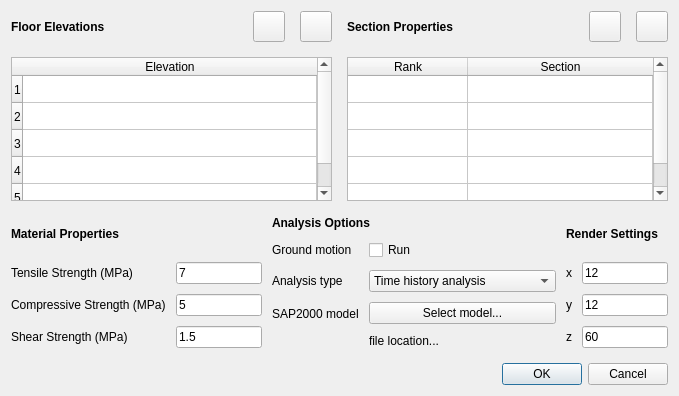
This is resources/UI/autobuilder_projectsettings_v1.ui in UofT-Seismic-Design-Team/Autobuilder-3.0 as Qt 5 draws it before an edit. The edited form follows.
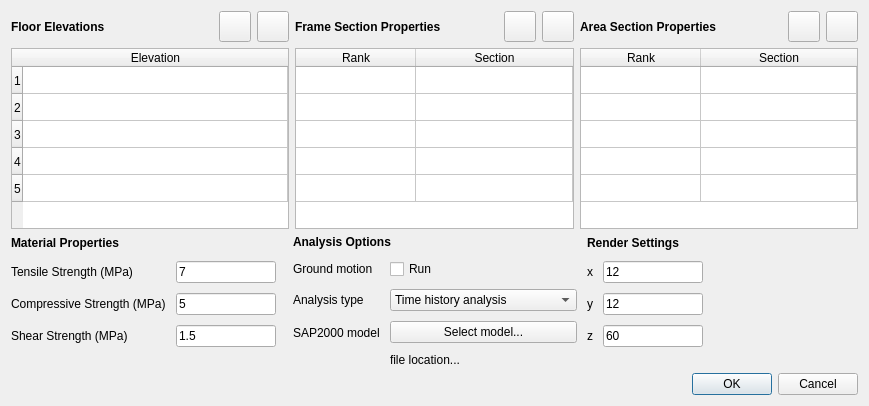
This is the edited form.

The edit to the form file:
```diff
--- a/resources/UI/autobuilder_projectsettings_v1.ui
+++ b/resources/UI/autobuilder_projectsettings_v1.ui
@@ -6,21 +6,18 @@
    <rect>
     <x>0</x>
     <y>0</y>
-    <width>679</width>
-    <height>396</height>
+    <width>869</width>
+    <height>406</height>
    </rect>
   </property>
   <property name="windowTitle">
    <string>Project Settings</string>
   </property>
-  <layout class="QVBoxLayout" name="verticalLayout_6">
-   <property name="spacing">
-    <number>15</number>
-   </property>
+  <layout class="QVBoxLayout" name="verticalLayout">
    <item>
-    <layout class="QHBoxLayout" name="horizontalLayout_3">
+    <layout class="QHBoxLayout" name="horizontalLayout_5">
      <item>
-      <layout class="QVBoxLayout" name="verticalLayout">
+      <layout class="QVBoxLayout" name="floorElev_layout">
        <item>
         <layout class="QHBoxLayout" name="horizontalLayout">
          <item>
@@ -138,7 +135,7 @@
             </font>
            </property>
            <property name="text">
-            <string>Section Properties</string>
+            <string>Frame Section Properties</string>
            </property>
           </widget>
          </item>
@@ -235,6 +232,115 @@
        </item>
       </layout>
      </item>
+     <item>
+      <layout class="QVBoxLayout" name="areaSectionProp_layout">
+       <item>
+        <layout class="QHBoxLayout" name="horizontalLayout_3">
+         <item>
+          <widget class="QLabel" name="areaSectionProp_title">
+           <property name="font">
+            <font>
+             <bold>true</bold>
+            </font>
+           </property>
+           <property name="text">
+            <string>Area Section Properties</string>
+           </property>
+          </widget>
+         </item>
+         <item>
+          <widget class="QToolButton" name="areaSectionProp_add">
+           <property name="text">
+            <string/>
+           </property>
+           <property name="iconSize">
+            <size>
+             <width>24</width>
+             <height>24</height>
+            </size>
+           </property>
+          </widget>
+         </item>
+         <item>
+          <widget class="QToolButton" name="areaSectionProp_del">
+           <property name="text">
+            <string/>
+           </property>
+           <property name="iconSize">
+            <size>
+             <width>24</width>
+             <height>24</height>
+            </size>
+           </property>
+          </widget>
+         </item>
+        </layout>
+       </item>
+       <item>
+        <widget class="QTableWidget" name="areaSectionProp_table">
+         <attribute name="horizontalHeaderVisible">
+          <bool>true</bool>
+         </attribute>
+         <attribute name="horizontalHeaderCascadingSectionResizes">
+          <bool>true</bool>
+         </attribute>
+         <attribute name="horizontalHeaderDefaultSectionSize">
+          <number>120</number>
+         </attribute>
+         <attribute name="horizontalHeaderStretchLastSection">
+          <bool>true</bool>
+         </attribute>
+         <attribute name="verticalHeaderVisible">
+          <bool>false</bool>
+         </attribute>
+         <attribute name="verticalHeaderMinimumSectionSize">
+          <number>20</number>
+         </attribute>
+         <attribute name="verticalHeaderDefaultSectionSize">
+          <number>27</number>
+         </attribute>
+         <attribute name="verticalHeaderStretchLastSection">
+          <bool>false</bool>
+         </attribute>
+         <row>
+          <property name="text">
+           <string>1</string>
+          </property>
+         </row>
+         <row>
+          <property name="text">
+           <string>2</string>
+          </property>
+         </row>
+         <row>
+          <property name="text">
+           <string>3</string>
+          </property>
+         </row>
+         <row>
+          <property name="text">
+           <string>4</string>
+          </property>
+         </row>
+         <row>
+          <property name="text">
+           <string>5</string>
+          </property>
+         </row>
+         <column>
+          <property name="text">
+           <string>Rank</string>
+          </property>
+         </column>
+         <column>
+          <property name="text">
+           <string>Section</string>
+          </property>
+         </column>
+        </widget>
+       </item>
+      </layout>
+     </item>
     </layout>
    </item>
    <item>
@@ -246,6 +352,12 @@
       <layout class="QVBoxLayout" name="verticalLayout_5">
        <item>
         <widget class="QLabel" name="materialprops_title">
+         <property name="maximumSize">
+          <size>
+           <width>16777215</width>
+           <height>16</height>
+          </size>
+         </property>
          <property name="font">
           <font>
            <bold>true</bold>
@@ -409,7 +521,7 @@
          <property name="maximumSize">
           <size>
            <width>16777215</width>
-           <height>16777215</height>
+           <height>16</height>
           </size>
          </property>
          <property name="font">
```
